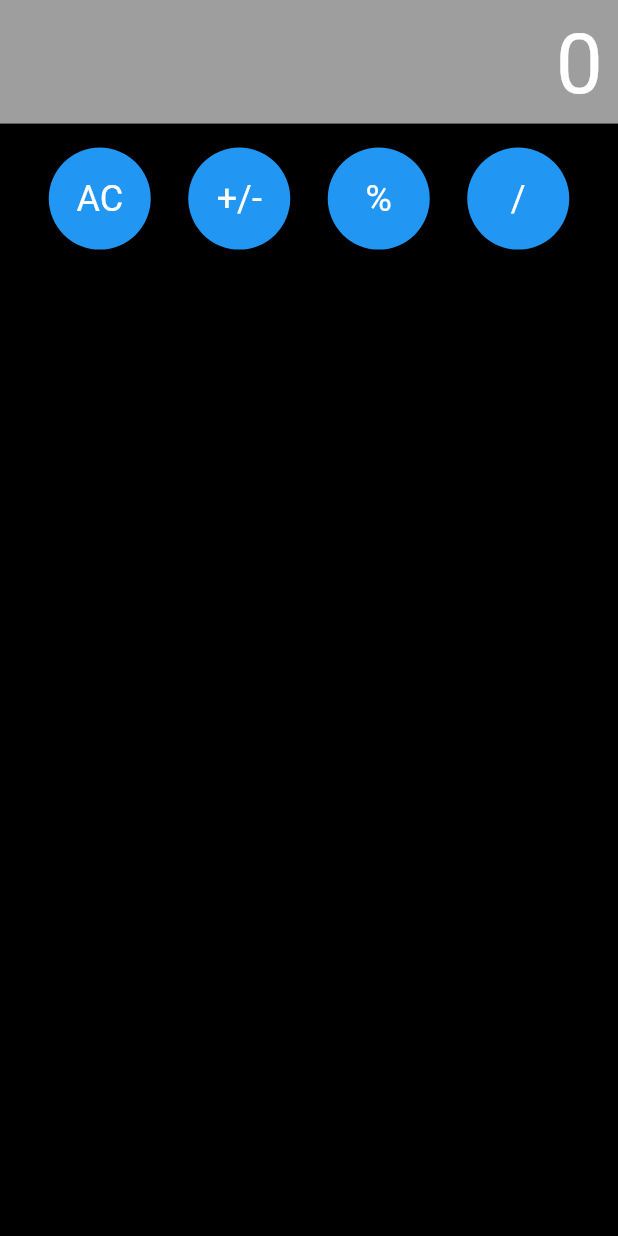
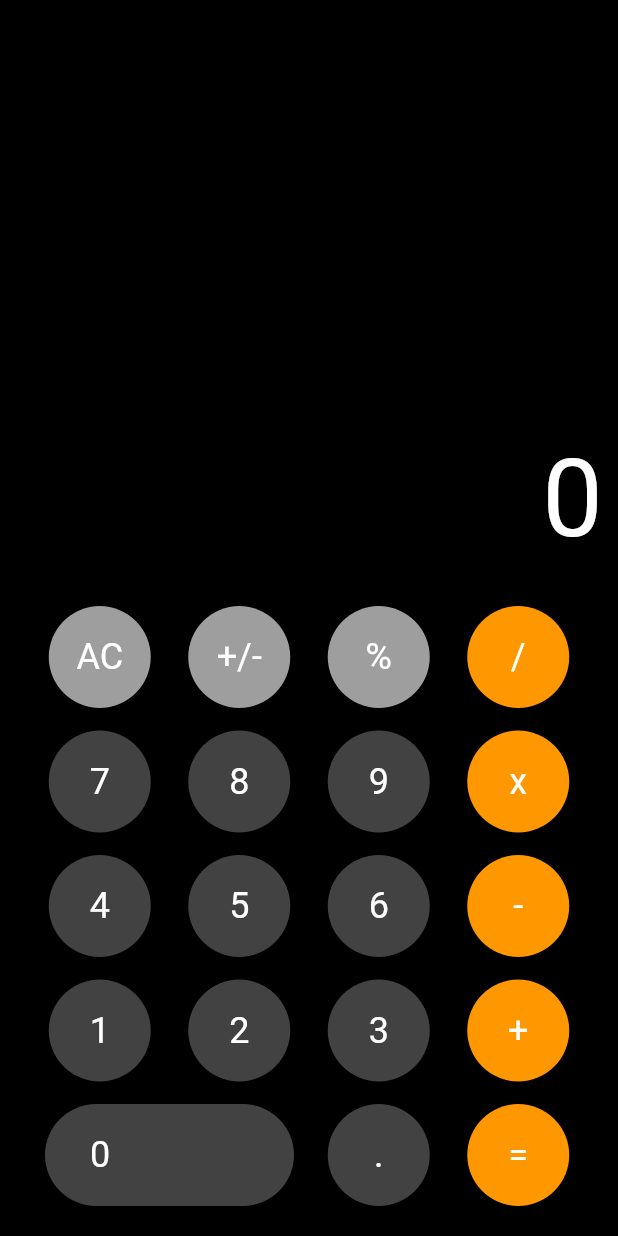
Before and after one commit to JoaoPauloLousada/flutter-calculator, a Flutter app: the screen it shows after launch, on a phone screen of 412 x 824 dp. Run offline on Flutter 3.47's test engine with Material 2 defaults, Android fonts, the phone set to English and light mode, and no system bars.

Commit message:
Layout refinements

```diff
--- a/lib/main.dart
+++ b/lib/main.dart
@@ -12,12 +12,14 @@ class MyApp extends StatelessWidget {
     return MaterialApp(
       title: 'Flutter Demo',
       theme: ThemeData(
-          primarySwatch: Colors.blue,
-          canvasColor: Colors.black,
-          textTheme: const TextTheme(
-            bodyText1: TextStyle(color: Colors.white),
-            bodyText2: TextStyle(color: Colors.white),
-          )),
+        primarySwatch: Colors.blue,
+        canvasColor: Colors.black,
+        textTheme: const TextTheme(
+          bodyText1: TextStyle(color: Colors.white),
+          bodyText2: TextStyle(color: Colors.white),
+        ),
+        buttonColor: Colors.grey[800],
+      ),
       home: HomeScreen(),
     );
   }
--- a/lib/screens/home_screen.dart
+++ b/lib/screens/home_screen.dart
@@ -1,4 +1,5 @@
 import 'package:calculator/widgets/button/calc_button.dart';
+import 'package:calculator/widgets/buttons/calc_buttons.dart';
 import 'package:calculator/widgets/visor/visor.dart';
 import 'package:flutter/material.dart';
 
@@ -17,41 +18,13 @@ class _HomeScreenState extends State<HomeScreen> {
       child: Scaffold(
         body: Column(
           children: <Widget>[
-            SizedBox(
-              width: size.width,
-              height: size.height * .10,
+            Expanded(
               child: Visor(),
             ),
-            SizedBox(
-              height: 16,
-            ),
-            Container(
-              padding: EdgeInsets.fromLTRB(20, 0, 20, 0),
-              child: Row(
-                children: <Widget>[
-                  Expanded(
-                    child: CalcButton(
-                      text: 'AC',
-                    ),
-                  ),
-                  Expanded(
-                    child: CalcButton(
-                      text: '+/-',
-                    ),
-                  ),
-                  Expanded(
-                    child: CalcButton(
-                      text: '%',
-                    ),
-                  ),
-                  Expanded(
-                    child: CalcButton(
-                      text: '/',
-                    ),
-                  ),
-                ],
-              ),
-            ),
+            CalcButtons(),
+            // Expanded(
+            //   child: CalcButtons(),
+            // ),
           ],
         ),
       ),
--- a/lib/widgets/button/calc_button.dart
+++ b/lib/widgets/button/calc_button.dart
@@ -2,8 +2,13 @@ import 'package:flutter/material.dart';
 
 class CalcButton extends StatelessWidget {
   final String text;
+  final Color color;
 
-  const CalcButton({Key? key, required this.text}) : super(key: key);
+  const CalcButton({
+    Key? key,
+    required this.text,
+    this.color = Colors.grey,
+  }) : super(key: key);
 
   @override
   Widget build(BuildContext context) {
@@ -11,9 +16,11 @@ class CalcButton extends StatelessWidget {
       onPressed: () => {},
       child: Text(text),
       style: ElevatedButton.styleFrom(
-          textStyle: const TextStyle(fontSize: 24),
-          shape: CircleBorder(),
-          padding: EdgeInsets.all(20)),
+        textStyle: const TextStyle(fontSize: 24),
+        shape: CircleBorder(),
+        padding: EdgeInsets.all(20),
+        primary: color,
+      ),
     );
   }
 }
--- /dev/null
+++ b/lib/widgets/buttons/calc_buttons.dart
@@ -0,0 +1,180 @@
+import 'package:calculator/widgets/button/calc_button.dart';
+import 'package:flutter/material.dart';
+
+class CalcButtons extends StatelessWidget {
+  const CalcButtons({Key? key}) : super(key: key);
+
+  @override
+  Widget build(BuildContext context) {
+    return Container(
+      padding: EdgeInsets.all(20.0),
+      child: Column(
+        // mainAxisAlignment: MainAxisAlignment.end,
+        children: [
+          Row(
+            children: <Widget>[
+              Expanded(
+                child: CalcButton(
+                  text: 'AC',
+                ),
+              ),
+              Expanded(
+                child: CalcButton(
+                  text: '+/-',
+                ),
+              ),
+              Expanded(
+                child: CalcButton(
+                  text: '%',
+                ),
+              ),
+              Expanded(
+                child: CalcButton(
+                  text: '/',
+                  color: Colors.orange,
+                ),
+              ),
+            ],
+          ),
+          SizedBox(
+            height: 15,
+          ),
+          Row(
+            children: [
+              Expanded(
+                child: CalcButton(
+                  text: '7',
+                  color: Theme.of(context).buttonColor,
+                ),
+              ),
+              Expanded(
+                child: CalcButton(
+                  text: '8',
+                  color: Theme.of(context).buttonColor,
+                ),
+              ),
+              Expanded(
+                child: CalcButton(
+                  text: '9',
+                  color: Theme.of(context).buttonColor,
+                ),
+              ),
+              Expanded(
+                child: CalcButton(
+                  text: 'x',
+                  color: Colors.orange,
+                ),
+              ),
+            ],
+          ),
+          SizedBox(
+            height: 15,
+          ),
+          Row(
+            children: [
+              Expanded(
+                child: CalcButton(
+                  text: '4',
+                  color: Theme.of(context).buttonColor,
+                ),
+              ),
+              Expanded(
+                child: CalcButton(
+                  text: '5',
+                  color: Theme.of(context).buttonColor,
+                ),
+              ),
+              Expanded(
+                child: CalcButton(
+                  text: '6',
+                  color: Theme.of(context).buttonColor,
+                ),
+              ),
+              Expanded(
+                child: CalcButton(
+                  text: '-',
+                  color: Colors.orange,
+                ),
+              ),
+            ],
+          ),
+          SizedBox(
+            height: 15,
+          ),
+          Row(
+            children: [
+              Expanded(
+                child: CalcButton(
+                  text: '1',
+                  color: Theme.of(context).buttonColor,
+                ),
+              ),
+              Expanded(
+                child: CalcButton(
+                  text: '2',
+                  color: Theme.of(context).buttonColor,
+                ),
+              ),
+              Expanded(
+                child: CalcButton(
+                  text: '3',
+                  color: Theme.of(context).buttonColor,
+                ),
+              ),
+              Expanded(
+                child: CalcButton(
+                  text: '+',
+                  color: Colors.orange,
+                ),
+              ),
+            ],
+          ),
+          SizedBox(
+            height: 15,
+          ),
+          Row(
+            children: [
+              Expanded(
+                flex: 2,
+                child: Padding(
+                  padding: const EdgeInsets.symmetric(
+                    vertical: 0,
+                    horizontal: 10.0,
+                  ),
+                  child: ElevatedButton(
+                    onPressed: () => {},
+                    child: Text('0'),
+                    style: ElevatedButton.styleFrom(
+                      textStyle: const TextStyle(
+                        fontSize: 24,
+                      ),
+                      shape: StadiumBorder(),
+                      padding: EdgeInsets.symmetric(
+                        horizontal: 30.0,
+                        vertical: 20.0,
+                      ),
+                      alignment: Alignment.centerLeft,
+                      primary: Theme.of(context).buttonColor,
+                    ),
+                  ),
+                ),
+              ),
+              Expanded(
+                child: CalcButton(
+                  text: '.',
+                  color: Theme.of(context).buttonColor,
+                ),
+              ),
+              Expanded(
+                child: CalcButton(
+                  text: '=',
+                  color: Colors.orange,
+                ),
+              ),
+            ],
+          ),
+        ],
+      ),
+    );
+  }
+}
--- a/lib/widgets/visor/visor.dart
+++ b/lib/widgets/visor/visor.dart
@@ -6,13 +6,12 @@ class Visor extends StatelessWidget {
   @override
   Widget build(BuildContext context) {
     return Container(
-      color: Colors.grey,
       padding: const EdgeInsets.all(10),
       child: Align(
         alignment: Alignment.bottomRight,
         child: Text(
           '0',
-          style: TextStyle(fontSize: 56),
+          style: TextStyle(fontSize: 72),
         ),
       ),
     );
```
